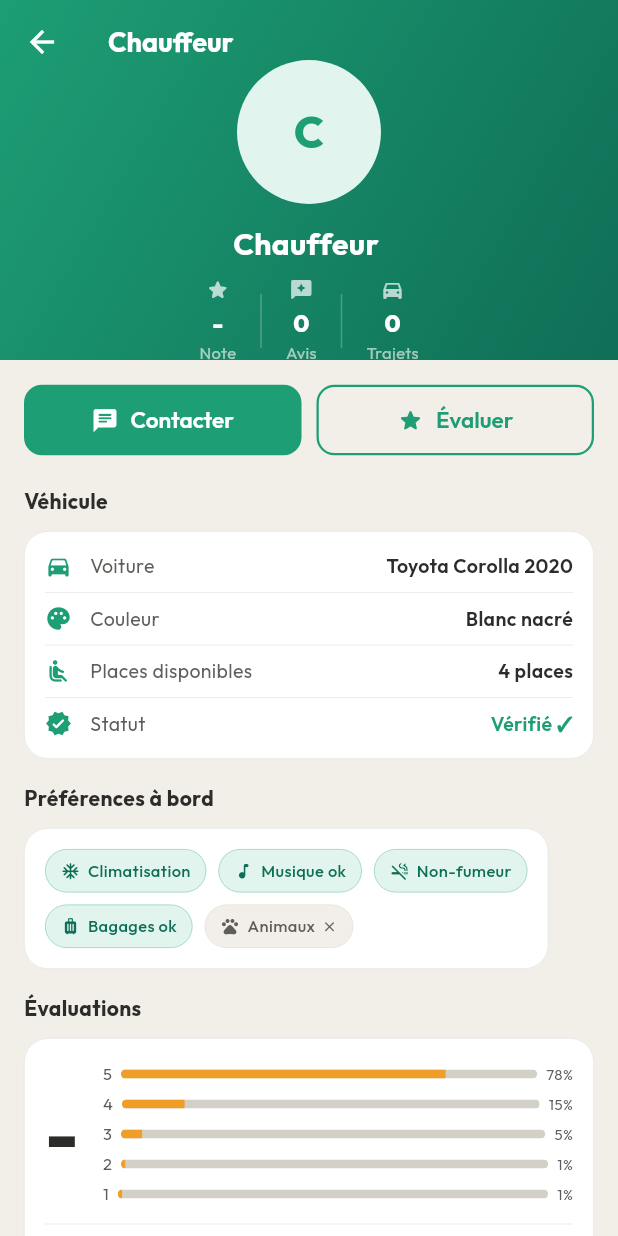
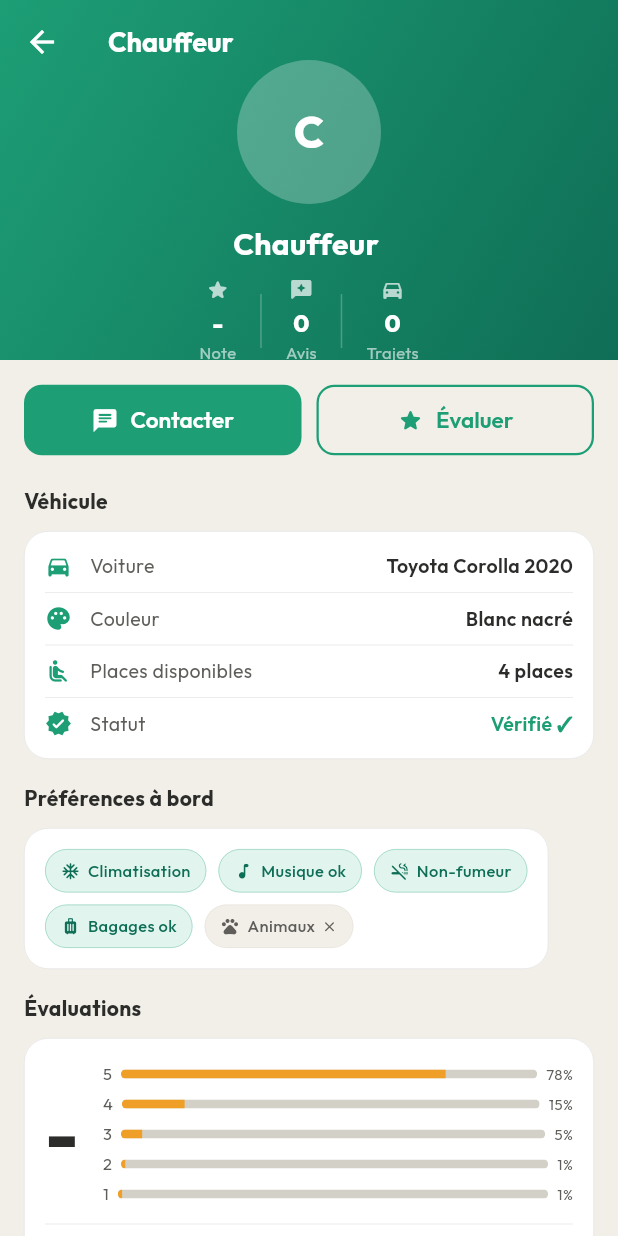
Before and after one commit to Mbonssu/AfriGo, a Flutter app: the DriverProfileScreen screen opened directly with empty values, on a phone screen of 412 x 824 dp. Run offline on Flutter 3.47's test engine with Material 3 defaults, Android fonts, the phone set to English and light mode, and no system bars; our stand-ins replace dio, equatable, flutter_riverpod, flutter_secure_storage, geolocator, google_fonts and 4 more; missing offline and left inert: mobile_scanner; accounts and stored records are empty; network calls fail.

Commit message:
fix: Correction des erreurs de compilation
- Ajout du getter photoUrl dans AppTripPassenger
- Correction de l'utilisation de UserAvatar dans driver_profile_screen
- Remplacement de PrimeUserAvatar par UserAvatar avec badge personnalisé

```diff
--- a/covoit/lib/data/models/app_trip_passenger.dart
+++ b/covoit/lib/data/models/app_trip_passenger.dart
@@ -34,5 +34,7 @@ class AppTripPassenger {
 
   String get phone => profile?.phone ?? '';
 
+  String? get photoUrl => profile?.profilePictureUrl;
+
   bool get isPaid => status == 'confirmed' || status == 'completed';
 }
--- a/covoit/lib/screens/driver/driver_profile_screen.dart
+++ b/covoit/lib/screens/driver/driver_profile_screen.dart
@@ -82,13 +82,26 @@ class DriverProfileScreen extends ConsumerWidget {
                     mainAxisAlignment: MainAxisAlignment.center,
                     children: [
                       const SizedBox(height: 40),
-                      PrimeUserAvatar(
+                      UserAvatar(
                         photoUrl: userProfile?.profilePictureUrl,
                         initials: initials,
                         radius: 48,
-                        isPrime: displayIsPrime,
                         backgroundColor: Colors.white.withOpacity(0.25),
                         textColor: Colors.white,
+                        badge: displayIsPrime
+                            ? Container(
+                                padding: const EdgeInsets.all(3),
+                                decoration: const BoxDecoration(
+                                  color: Colors.white,
+                                  shape: BoxShape.circle,
+                                ),
+                                child: const Icon(
+                                  Icons.workspace_premium_rounded,
+                                  size: 20,
+                                  color: AppColors.prime,
+                                ),
+                              )
+                            : null,
                       ),
                       const SizedBox(height: 12),
                       Row(
```
Also changed, not shown: 1 other file.
